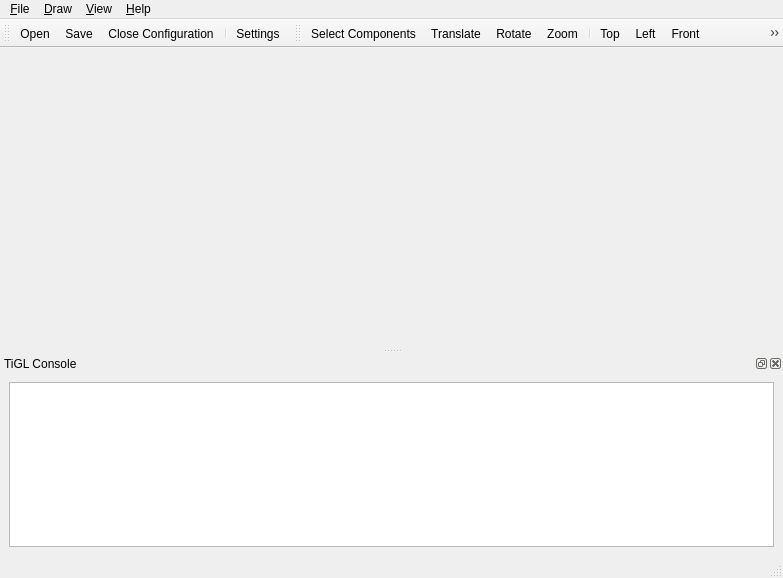
Above: TIGLViewer/src/TIGLViewerWindow.ui from DLR-SC/tigl before the change. Below: the same form after it.
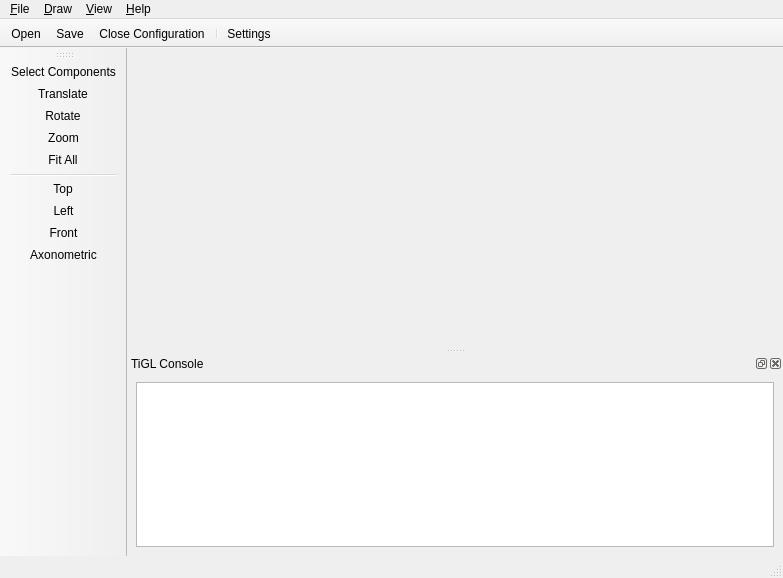
That is the form after the change. Icons and pictures are not drawn. Custom widgets are drawn as their Qt base class.

Commit message: Some TiGL Viewer style tweaks

```diff
--- a/TIGLViewer/src/TIGLViewerWindow.ui
+++ b/TIGLViewer/src/TIGLViewerWindow.ui
@@ -309,6 +309,9 @@
    <property name="windowTitle">
     <string>File</string>
    </property>
+   <property name="movable">
+    <bool>false</bool>
+   </property>
    <attribute name="toolBarArea">
     <enum>TopToolBarArea</enum>
    </attribute>
@@ -325,8 +328,11 @@
    <property name="windowTitle">
     <string>Views</string>
    </property>
+   <property name="orientation">
+    <enum>Qt::Vertical</enum>
+   </property>
    <attribute name="toolBarArea">
-    <enum>TopToolBarArea</enum>
+    <enum>LeftToolBarArea</enum>
    </attribute>
    <attribute name="toolBarBreak">
     <bool>false</bool>
@@ -335,6 +341,7 @@
    <addaction name="panAction"/>
    <addaction name="rotAction"/>
    <addaction name="zoomAction"/>
+   <addaction name="fitAllAction"/>
    <addaction name="separator"/>
    <addaction name="viewTopAction"/>
    <addaction name="viewLeftAction"/>
```
Left out of the diff: 8 changed lines with no effect on the pictures. The commit also changes 4 other files.
